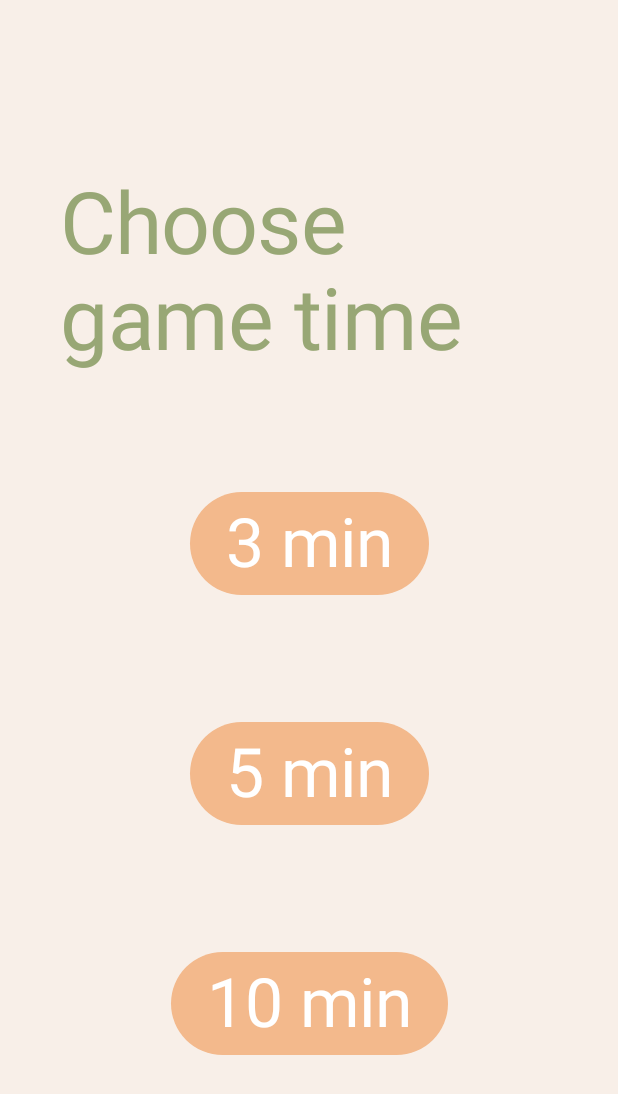
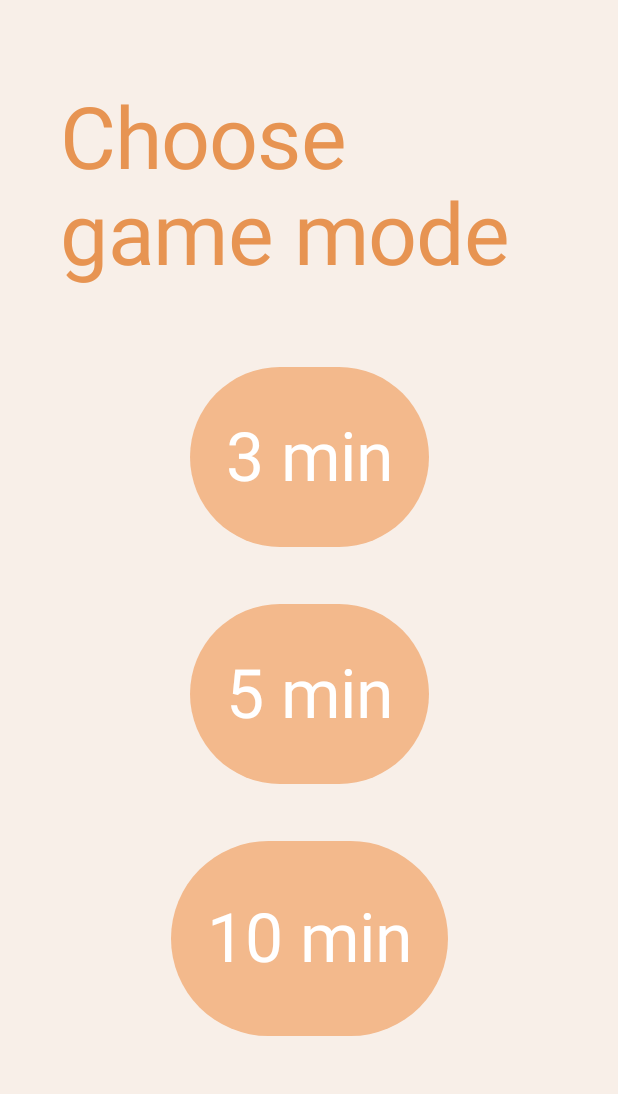
Before and after one commit to Tooclose21/AugmentedMind, an Android app built with Jetpack Compose: the CatchTheBearTimeMode screen opened directly, with no data from a screen before it, on a phone screen of 412 x 824 dp. Shown: the top 1094 px of the screen. Run offline under Robolectric (Android 15) with nearby library versions, the phone set to English and light mode, and no system bars.

Commit message:
Minor changes

```diff
--- a/app/src/main/java/com/example/apptest4/CatchTheBearTimeMode.kt
+++ b/app/src/main/java/com/example/apptest4/CatchTheBearTimeMode.kt
@@ -6,18 +6,21 @@ import androidx.activity.ComponentActivity
 import androidx.activity.compose.setContent
 import androidx.compose.foundation.layout.Arrangement
 import androidx.compose.foundation.layout.Column
+import androidx.compose.foundation.layout.Spacer
 import androidx.compose.foundation.layout.fillMaxSize
+import androidx.compose.foundation.layout.height
 import androidx.compose.foundation.layout.padding
+import androidx.compose.foundation.layout.width
 import androidx.compose.material3.Button
 import androidx.compose.material3.MaterialTheme
 import androidx.compose.material3.Surface
 import androidx.compose.material3.Text
 import androidx.compose.ui.Alignment
 import androidx.compose.ui.Modifier
-import androidx.compose.ui.semantics.Role.Companion.Button
 import androidx.compose.ui.unit.dp
 import com.example.apptest4.ui.theme.AppTest4Theme
 import com.example.apptest4.ui.theme.DarkGreen
+import com.example.apptest4.ui.theme.Orange
 
 class CatchTheBearTimeMode : ComponentActivity() {
     override fun onCreate(savedInstanceState: Bundle?) {
@@ -30,13 +33,13 @@ class CatchTheBearTimeMode : ComponentActivity() {
                 ) {
                     Column(
                         modifier = Modifier.fillMaxSize().padding(40.dp),
-                        verticalArrangement = Arrangement.SpaceEvenly,
                         horizontalAlignment = Alignment.CenterHorizontally
                     ) {
+                        Spacer(modifier = Modifier.height(20.dp))
                         Text(
-                            text = "Choose game time",
+                            text = "Choose game mode",
                             style = MaterialTheme.typography.displayLarge,
-                            color = DarkGreen
+                            color = Orange
                         )
                         fun startCatchTheBear(gameTime: Int) {
                             val intent = Intent(this@CatchTheBearTimeMode, CatchTheBear::class.java).apply {
@@ -44,22 +47,24 @@ class CatchTheBearTimeMode : ComponentActivity() {
                             }
                             startActivity(intent)
                         }
-
+                        Spacer(modifier = Modifier.height(50.dp))
                         Button(
                             onClick = { startCatchTheBear(10000)},
-                            modifier = Modifier.padding(vertical = 4.dp)
+                            modifier = Modifier.padding(vertical = 4.dp).height(120.dp)
                         ) {
                             Text(text = "3 min", style = MaterialTheme.typography.displayMedium)
                         }
+                        Spacer(modifier = Modifier.height(30.dp))
                         Button(
                             onClick = { startCatchTheBear(300000)},
-                            modifier = Modifier.padding(vertical = 4.dp)
+                            modifier = Modifier.padding(vertical = 4.dp).height(120.dp)
                         ) {
                             Text(text = "5 min", style = MaterialTheme.typography.displayMedium)
                         }
+                        Spacer(modifier = Modifier.height(30.dp))
                         Button(
                             onClick = { startCatchTheBear(600000)},
-                            modifier = Modifier.padding(vertical = 4.dp)
+                            modifier = Modifier.padding(vertical = 4.dp).height(130.dp)
                         ) {
                             Text(text = "10 min", style = MaterialTheme.typography.displayMedium)
                         }
--- a/app/src/main/java/com/example/apptest4/ChooseGameActivity.kt
+++ b/app/src/main/java/com/example/apptest4/ChooseGameActivity.kt
@@ -47,6 +47,7 @@ import com.example.apptest4.helpers.NavbarItem
 import com.example.apptest4.helpers.Stats
 import com.example.apptest4.ui.theme.AppTest4Theme
 import com.example.apptest4.ui.theme.DarkGrey
+import com.example.apptest4.ui.theme.DarkOrange
 import com.example.apptest4.ui.theme.Orange
 import com.example.apptest4.ui.theme.OrangeHighlight
 import com.example.apptest4.ui.theme.YellowHighlight
@@ -170,7 +171,7 @@ class ChooseGameActivity : ComponentActivity() {
                     .padding(horizontal = 50.dp, vertical = 0.dp),
                 verticalAlignment = Alignment.CenterVertically
             ) {
-                Text(text = "Reminders", style = MaterialTheme.typography.displaySmall, color = DarkGrey)
+                Text(text = "Reminders", style = MaterialTheme.typography.displaySmall, color = DarkOrange)
                 Spacer(modifier = Modifier.weight(1f))
                 Switch(checked = reminders, onCheckedChange = {
                         reminders = it
```
